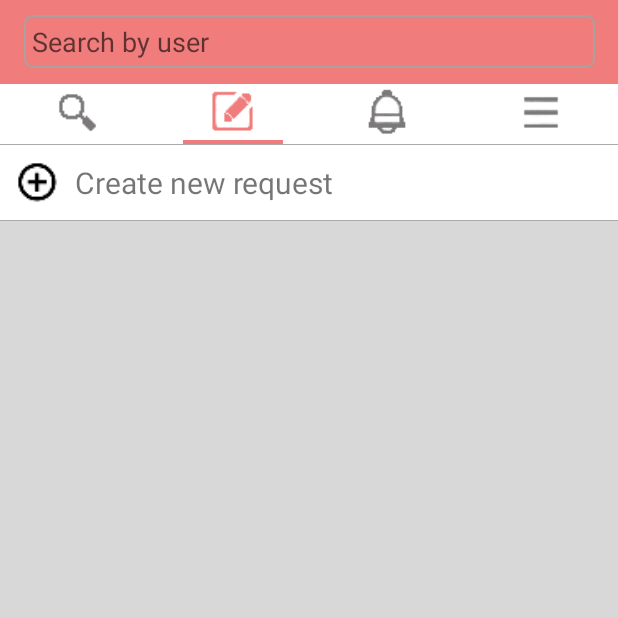
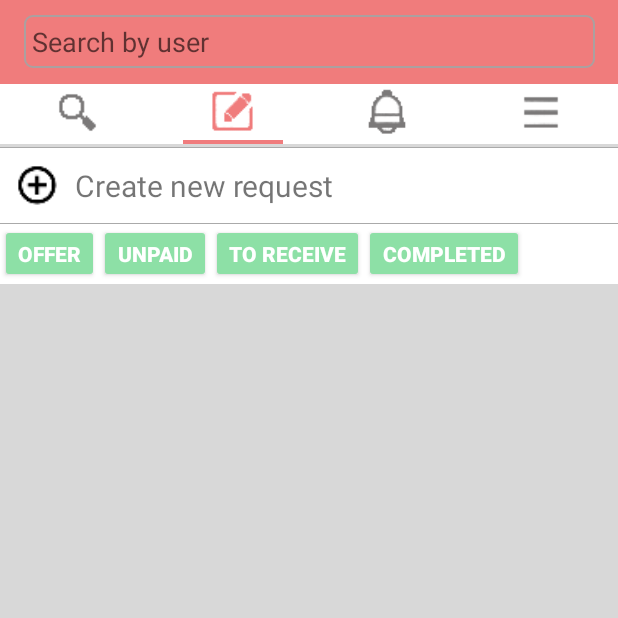
Before and after one commit to 7daysnevermore/SeniorProject, an Android app: the screen it shows after launch once a user with an empty profile is signed in (MainActivity), after a tap on an icon or button, on a phone screen of 412 x 824 dp, the top half of it. Run offline under Robolectric (Android 15) with nearby library versions, the phone set to English and light mode, and no system bars; our stand-ins replace Firebase (no records; nobody signed in at launch, a user with empty details on screens opened directly), Picasso; libraries missing offline, so code that uses them is left out: org.ocpsoft.prettytime; pictures from the network do not load; 5 statements that could not run were skipped.

Commit message:
request four status

```diff
--- a/BeautyBlinkCustomer/app/src/main/java/com/example/captain_pc/beautyblinkcustomer/MainActivity.java
+++ b/BeautyBlinkCustomer/app/src/main/java/com/example/captain_pc/beautyblinkcustomer/MainActivity.java
@@ -82,6 +82,7 @@ public class MainActivity extends AppCompatActivity implements View.OnClickListe
                 //Place fragment
                 previous = "search";
                 bt_search.setImageResource(R.mipmap.ic_action_search_click);
+
                 getSupportFragmentManager().beginTransaction()
                         .replace(R.id.contentcontainer, new Search())
                         .addToBackStack(null)
--- a/BeautyBlinkCustomer/app/src/main/java/com/example/captain_pc/beautyblinkcustomer/fragments/Request.java
+++ b/BeautyBlinkCustomer/app/src/main/java/com/example/captain_pc/beautyblinkcustomer/fragments/Request.java
@@ -1,9 +1,11 @@
 package com.example.captain_pc.beautyblinkcustomer.fragments;
 
 import android.app.FragmentManager;
+import android.app.FragmentTransaction;
 import android.content.Intent;
 import android.graphics.Color;
 import android.graphics.drawable.GradientDrawable;
+import android.media.MediaPlayer;
 import android.os.Bundle;
 import android.support.annotation.Nullable;
 import android.support.v4.app.Fragment;
@@ -68,6 +70,7 @@ public class Request extends Fragment {
     private LinearLayout create_request;
     private Button btnPayment,btnMessage,btnReview;
     private ImageView reqbtn;
+    private Button btnOf,btnUnp,btnTor,btnCo;
     String uid,kg;
     ArrayList<String> list = new ArrayList<String>();
     List<String> reverseView ;
@@ -91,6 +94,10 @@ public class Request extends Fragment {
 
     private void initInstance(View rootView) {
 
+        btnOf = (Button)rootView.findViewById(R.id.btnOffer);
+        btnUnp = (Button)rootView.findViewById(R.id.btnUnpaid);
+        btnTor = (Button)rootView.findViewById(R.id.btnToreceive);
+        btnCo = (Button)rootView.findViewById(R.id.btnCompleted);
         databaseReference = FirebaseDatabase.getInstance().getReference().child("customer-request1").child(mFirebaseUser.getUid());
         //professor promotion feeds
         recyclerView =(RecyclerView)rootView.findViewById(R.id.recycler_view);
@@ -239,7 +246,7 @@ public class Request extends Fragment {
                                 startActivity(goPaymentP);
                             }
                         });
-                        /*btnMessage = (Button)viewHolder.mview.findViewById(R.id.message);
+                        btnMessage = (Button)viewHolder.mview.findViewById(R.id.message);
                         btnMessage.setOnClickListener(new View.OnClickListener() {
                             final String key = getRef(position).getKey();
                             @Override
@@ -255,7 +262,7 @@ public class Request extends Fragment {
                                 startActivity(goMessage);
                                 //ref.updateChildren(map);
                             }
-                        });*/
+                        });
                         btnReview=(Button)viewHolder.mview.findViewById(R.id.review);
                         btnReview.setOnClickListener(new View.OnClickListener() {
                             @Override
@@ -297,6 +304,49 @@ public class Request extends Fragment {
                 startActivity(intent);
             }
         });
+        btnOf.setOnClickListener(new View.OnClickListener() {
+            @Override
+            public void onClick(View v) {
+                recyclerView.setVisibility(View.GONE);
+                android.support.v4.app.FragmentManager fm = getFragmentManager();
+                android.support.v4.app.FragmentTransaction ft = fm.beginTransaction();
+                ft.replace(R.id.contentstatus, new OfferFragment(), "fragment_screen");
+                ft.commit();
+            }
+        });
+
+        btnUnp.setOnClickListener(new View.OnClickListener() {
+            @Override
+            public void onClick(View v) {
+                recyclerView.setVisibility(View.GONE);
+                android.support.v4.app.FragmentManager fm = getFragmentManager();
+                android.support.v4.app.FragmentTransaction ft = fm.beginTransaction();
+                ft.replace(R.id.contentstatus, new UnpaidFragment(), "fragment_screen");
+                ft.commit();
+            }
+        });
+        btnTor.setOnClickListener(new View.OnClickListener() {
+            @Override
+            public void onClick(View v) {
+                recyclerView.setVisibility(View.GONE);
+                android.support.v4.app.FragmentManager fm = getFragmentManager();
+                android.support.v4.app.FragmentTransaction ft = fm.beginTransaction();
+                ft.replace(R.id.contentstatus, new ToreceiveFragment(), "fragment_screen");
+                ft.commit();
+            }
+        });
+        btnCo.setOnClickListener(new View.OnClickListener() {
+            @Override
+            public void onClick(View v) {
+                recyclerView.setVisibility(View.GONE);
+                android.support.v4.app.FragmentManager fm = getFragmentManager();
+                android.support.v4.app.FragmentTransaction ft = fm.beginTransaction();
+                ft.replace(R.id.contentstatus, new CompletedFragment(), "fragment_screen");
+                ft.commit();
+            }
+        });
+
+
 
 
     }
--- a/BeautyBlinkCustomer/app/src/main/res/layout/fragment_request.xml
+++ b/BeautyBlinkCustomer/app/src/main/res/layout/fragment_request.xml
@@ -2,12 +2,14 @@
     xmlns:tools="http://schemas.android.com/tools"
     android:layout_width="match_parent"
     android:layout_height="match_parent"
+    android:layout_marginTop="2dp"
     tools:context="com.example.captain_pc.beautyblinkcustomer.fragments.Request">
 
     <LinearLayout
         android:orientation="vertical"
         android:layout_width="match_parent"
-        android:layout_height="match_parent">
+        android:layout_height="match_parent"
+        android:background="#ffffff">
 
         <View
             android:layout_width="match_parent"
@@ -41,14 +43,76 @@
             android:layout_width="match_parent"
             android:layout_height="0.3dp"
             android:background="@android:color/darker_gray"/>
+            <HorizontalScrollView
 
+                android:layout_width="fill_parent"
+                android:layout_height="wrap_content"
+                android:orientation="horizontal"
+                android:fillViewport="true">
+                    <LinearLayout
+                        android:layout_width="match_parent"
+                        android:layout_height="40dp"
+                        android:background="#ffffff"
+                        android:orientation="horizontal">
+                        <Button
+                            android:layout_width="wrap_content"
+                            android:layout_height="wrap_content"
+                            android:id="@+id/btnOffer"
+                            android:text="Offer"
+                            android:textStyle="bold"
+                            android:minHeight="0dp"
+                            android:minWidth="0dp"
+                            android:textSize="14dp"
+                            style="@style/Widget.AppCompat.Button.Colored"/>
+                        <Button
+                            android:layout_width="wrap_content"
+                            android:layout_height="wrap_content"
+                            android:id="@+id/btnUnpaid"
+                            android:textStyle="bold"
+                            android:textSize="14dp"
+                            android:text="Unpaid"
+                            android:minHeight="0dp"
+                            android:minWidth="0dp"
+                            style="@style/Widget.AppCompat.Button.Colored"/>
+                        <Button
+                            android:layout_width="wrap_content"
+                            android:layout_height="wrap_content"
+                            android:id="@+id/btnToreceive"
+                            android:text="To receive"
+                            android:textStyle="bold"
+                            android:textSize="14dp"
+                            android:minHeight="0dp"
+                            android:minWidth="0dp"
+                            style="@style/Widget.AppCompat.Button.Colored"/>
+                        <Button
+                            android:layout_width="wrap_content"
+                            android:layout_height="wrap_content"
+                            android:id="@+id/btnCompleted"
+                            android:text="Completed"
+                            android:minHeight="0dp"
+                            android:minWidth="0dp"
+                            android:textStyle="bold"
+                            android:textSize="14dp"
+                            style="@style/Widget.AppCompat.Button.Colored"/>
+
+
+                    </LinearLayout>
+
+            </HorizontalScrollView>
         <android.support.v7.widget.RecyclerView
             android:id="@+id/recycler_view"
             android:layout_width="match_parent"
-            android:layout_height="match_parent"
+            android:layout_height="wrap_content"
             android:scrollbars="vertical"
-            android:layout_below="@+id/create_req"
             android:layout_alignParentStart="true" />
+        <FrameLayout
+            android:id="@+id/contentstatus"
+            android:layout_width="match_parent"
+            android:background="@color/even_color"
+            android:layout_height="wrap_content"
+            android:layout_weight="15">
+
+        </FrameLayout>
     </LinearLayout>
 
 </FrameLayout>
--- a/BeautyBlinkCustomer/app/src/main/res/values/styles.xml
+++ b/BeautyBlinkCustomer/app/src/main/res/values/styles.xml
@@ -4,7 +4,7 @@
         <!-- Customize your theme here. -->
         <item name="colorPrimary">@color/colorPrimary</item>
         <item name="colorPrimaryDark">@color/colorPrimaryDark</item>
-        <item name="colorAccent">@color/colorAccent</item>
+        <item name="colorAccent">#8DE0A6</item>
         <item name="windowNoTitle">true</item>
         <item name="windowActionBar">false</item>
 
```
Also changed, not shown: BeautyBlinkCustomer/app/build.gradle (+5 -9 lines), BeautyBlinkCustomer/app/src/main/java/com/example/captain_pc/beautyblinkcustomer/fragments/CompletedFragment.java (added, +59 -0 lines), BeautyBlinkCustomer/app/src/main/java/com/example/captain_pc/beautyblinkcustomer/fragments/OfferFragment.java (added, +59 -0 lines), BeautyBlinkCustomer/app/src/main/java/com/example/captain_pc/beautyblinkcustomer/fragments/ToreceiveFragment.java (added, +59 -0 lines), BeautyBlinkCustomer/app/src/main/java/com/example/captain_pc/beautyblinkcustomer/fragments/UnpaidFragment.java (added, +59 -0 lines), BeautyBlinkCustomer/app/src/main/res/layout/fragment_completed.xml (added, +28 -0 lines), BeautyBlinkCustomer/app/src/main/res/layout/fragment_offer.xml (added, +27 -0 lines), BeautyBlinkCustomer/app/src/main/res/layout/fragment_toreceive.xml (added, +28 -0 lines), BeautyBlinkCustomer/app/src/main/res/layout/fragment_unpaid.xml (added, +28 -0 lines).
